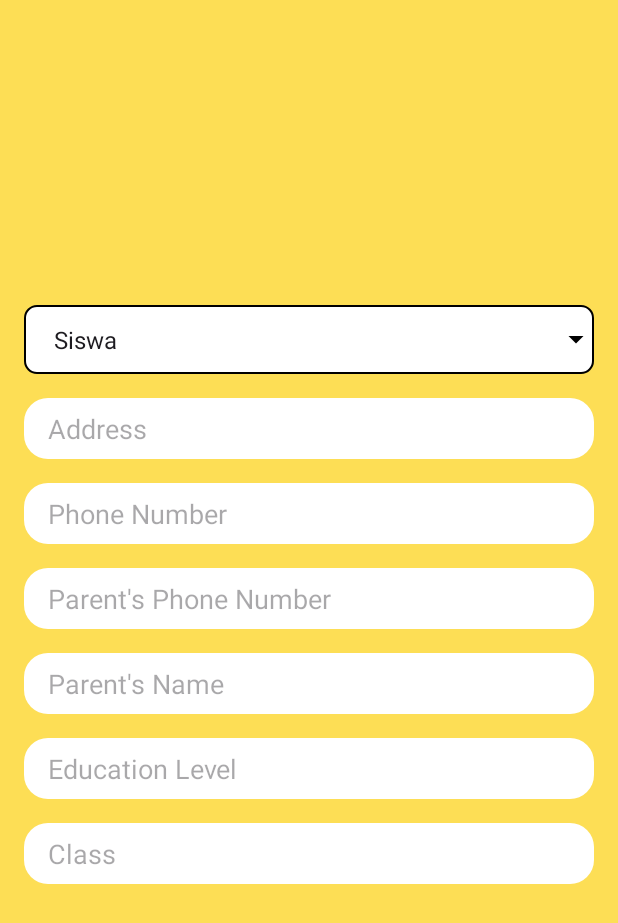
After one commit to TutorDonk/mobile_app, an Android app: the RegisterActivity screen opened directly, with no data from a screen before it, on a phone screen of 412 x 824 dp. The commit adds this screen. Shown: the top 923 px of the screen. Run offline under Robolectric (Android 15) with nearby library versions, the phone set to English and light mode, and no system bars.

Commit message:
feat: done register page after redirected from google auth

```diff
--- a/app/src/main/AndroidManifest.xml
+++ b/app/src/main/AndroidManifest.xml
@@ -13,6 +13,9 @@
         android:theme="@style/Theme.TutorDon"
         tools:targetApi="31">
         <activity
+            android:name=".view.register.RegisterActivity"
+            android:exported="false" />
+        <activity
             android:name=".view.main.MainActivity"
             android:exported="true">
             <intent-filter>
--- a/app/src/main/java/com/bangkit/tutordonk/view/main/MainActivity.kt
+++ b/app/src/main/java/com/bangkit/tutordonk/view/main/MainActivity.kt
@@ -1,5 +1,6 @@
 package com.bangkit.tutordonk.view.main
 
+import android.content.Intent
 import android.os.Build
 import android.os.Bundle
 import android.view.WindowInsets
@@ -9,8 +10,8 @@ import android.widget.ImageView
 import android.widget.TextView
 import androidx.appcompat.app.AppCompatActivity
 import com.bangkit.tutordonk.R
+import com.bangkit.tutordonk.view.register.RegisterActivity
 import com.google.android.material.button.MaterialButton
-
 
 class MainActivity : AppCompatActivity() {
 
@@ -22,7 +23,7 @@ class MainActivity : AppCompatActivity() {
         setupView()
     }
 
-    private fun setupComponent(){
+    private fun setupComponent() {
         val slideInAnimation = AnimationUtils.loadAnimation(this, R.anim.slide_in_bottom)
         val fadeInAnimation = AnimationUtils.loadAnimation(this, R.anim.fade_in)
 
@@ -35,8 +36,12 @@ class MainActivity : AppCompatActivity() {
         welcomeText.startAnimation(fadeInAnimation)
         googleSignInButton.startAnimation(slideInAnimation)
         registerButton.startAnimation(slideInAnimation)
+
+        registerButton.setOnClickListener {
+            val intent = Intent(this, RegisterActivity::class.java)
+            startActivity(intent)
+        }
     }
-
 
     private fun setupView() {
         @Suppress("DEPRECATION")
--- /dev/null
+++ b/app/src/main/java/com/bangkit/tutordonk/view/register/RegisterActivity.kt
@@ -0,0 +1,95 @@
+package com.bangkit.tutordonk.view.register
+
+import android.os.Bundle
+import android.view.View
+import android.view.animation.AnimationUtils
+import android.widget.AdapterView
+import android.widget.ArrayAdapter
+import android.widget.EditText
+import android.widget.Spinner
+import androidx.appcompat.app.AppCompatActivity
+import androidx.core.view.ViewCompat
+import androidx.core.view.WindowInsetsCompat
+import com.bangkit.tutordonk.R
+
+class RegisterActivity : AppCompatActivity() {
+
+    private lateinit var studentFields: View
+    private lateinit var teacherFields: View
+    private lateinit var roleSpinner: Spinner
+
+    override fun onCreate(savedInstanceState: Bundle?) {
+        super.onCreate(savedInstanceState)
+        setContentView(R.layout.activity_register)
+        ViewCompat.setOnApplyWindowInsetsListener(findViewById(R.id.main)) { v, insets ->
+            val systemBars = insets.getInsets(WindowInsetsCompat.Type.systemBars())
+            v.setPadding(systemBars.left, systemBars.top, systemBars.right, systemBars.bottom)
+            insets
+        }
+
+        // Initialize fields
+        studentFields = findViewById(R.id.student_fields)
+        teacherFields = findViewById(R.id.teacher_fields)
+        roleSpinner = findViewById(R.id.spinner_role)
+
+        // Set up the Spinner
+        val roles = resources.getStringArray(R.array.roles_array)
+        val adapter = ArrayAdapter(this, android.R.layout.simple_spinner_item, roles)
+        adapter.setDropDownViewResource(android.R.layout.simple_spinner_dropdown_item)
+        roleSpinner.adapter = adapter
+
+        roleSpinner.onItemSelectedListener = object : AdapterView.OnItemSelectedListener {
+            override fun onItemSelected(parent: AdapterView<*>, view: View?, position: Int, id: Long) {
+                val selectedRole = parent.getItemAtPosition(position).toString()
+                switchRoleFields(selectedRole)
+            }
+
+            override fun onNothingSelected(parent: AdapterView<*>) {
+                // Do nothing
+            }
+        }
+    }
+
+    private fun switchRoleFields(role: String) {
+        val slideIn = AnimationUtils.loadAnimation(this, R.anim.slide_in)
+        val slideOut = AnimationUtils.loadAnimation(this, R.anim.slide_out)
+
+        when (role) {
+            "Siswa" -> {
+                teacherFields.startAnimation(slideOut)
+                teacherFields.visibility = View.GONE
+                studentFields.visibility = View.VISIBLE
+                studentFields.startAnimation(slideIn)
+            }
+            "Pengajar" -> {
+                studentFields.startAnimation(slideOut)
+                studentFields.visibility = View.GONE
+                teacherFields.visibility = View.VISIBLE
+                teacherFields.startAnimation(slideIn)
+            }
+        }
+    }
+
+    private fun submitData() {
+        val address = findViewById<EditText>(R.id.et_address).text.toString()
+        val phoneNumber = findViewById<EditText>(R.id.et_phone_number).text.toString()
+        val role = roleSpinner.selectedItem.toString()
+
+        if (role == "Siswa") {
+            val parentPhoneNumber = findViewById<EditText>(R.id.et_parent_phone_number).text.toString()
+            val parentName = findViewById<EditText>(R.id.et_parent_name).text.toString()
+            val educationLevel = findViewById<EditText>(R.id.et_education_level).text.toString()
+            val classLevel = findViewById<EditText>(R.id.et_class).text.toString()
+
+            // Handle student data submission
+            // Submit student data to backend or Firebase
+
+        } else if (role == "Pengajar") {
+            val subjects = findViewById<EditText>(R.id.et_subjects).text.toString()
+            val certifications = findViewById<EditText>(R.id.et_certifications).text.toString()
+
+            // Handle teacher data submission
+            // Submit teacher data to backend or Firebase
+        }
+    }
+}
--- /dev/null
+++ b/app/src/main/res/drawable/ic_arrow_down.xml
@@ -0,0 +1,10 @@
+<?xml version="1.0" encoding="utf-8"?>
+<vector xmlns:android="http://schemas.android.com/apk/res/android"
+    android:width="24dp"
+    android:height="24dp"
+    android:viewportWidth="24"
+    android:viewportHeight="24">
+    <path
+        android:fillColor="#000"
+        android:pathData="M7,10l5,5 5,-5z" />
+</vector>
--- /dev/null
+++ b/app/src/main/res/drawable/rounded_edittext.xml
@@ -0,0 +1,6 @@
+<?xml version="1.0" encoding="utf-8"?>
+<shape xmlns:android="http://schemas.android.com/apk/res/android">
+    <solid android:color="@color/white" />
+    <corners android:radius="16dp" />
+    <padding android:left="16dp" android:top="8dp" android:right="16dp" android:bottom="8dp" />
+</shape>
--- /dev/null
+++ b/app/src/main/res/drawable/rounded_spinner_background.xml
@@ -0,0 +1,9 @@
+<?xml version="1.0" encoding="utf-8"?>
+<shape xmlns:android="http://schemas.android.com/apk/res/android"
+    android:shape="rectangle">
+    <solid android:color="@android:color/white" />
+    <corners android:radius="8dp" />
+    <stroke
+        android:width="1dp"
+        android:color="@android:color/black" />
+</shape>
--- /dev/null
+++ b/app/src/main/res/drawable/rounded_spinner_with_arrow.xml
@@ -0,0 +1,8 @@
+<?xml version="1.0" encoding="utf-8"?>
+<layer-list xmlns:android="http://schemas.android.com/apk/res/android">
+    <item android:drawable="@drawable/rounded_spinner_background" />
+    <item
+        android:drawable="@drawable/ic_arrow_down"
+        android:gravity="end|center_vertical"
+        android:paddingEnd="8dp" />
+</layer-list>
--- a/app/src/main/res/layout/activity_main.xml
+++ b/app/src/main/res/layout/activity_main.xml
@@ -1,3 +1,4 @@
+<?xml version="1.0" encoding="utf-8"?>
 <LinearLayout xmlns:android="http://schemas.android.com/apk/res/android"
     xmlns:tools="http://schemas.android.com/tools"
     android:id="@+id/main"
--- /dev/null
+++ b/app/src/main/res/layout/activity_register.xml
@@ -0,0 +1,126 @@
+<?xml version="1.0" encoding="utf-8"?>
+<androidx.constraintlayout.widget.ConstraintLayout xmlns:android="http://schemas.android.com/apk/res/android"
+    xmlns:app="http://schemas.android.com/apk/res-auto"
+    android:layout_width="match_parent"
+    android:layout_height="match_parent"
+    android:background="@color/soft_yellow">
+
+    <androidx.constraintlayout.widget.ConstraintLayout
+        android:id="@+id/main"
+        android:layout_width="0dp"
+        android:layout_height="0dp"
+        android:padding="16dp"
+        app:layout_constraintTop_toTopOf="parent"
+        app:layout_constraintBottom_toBottomOf="parent"
+        app:layout_constraintStart_toStartOf="parent"
+        app:layout_constraintEnd_toEndOf="parent">
+
+        <LinearLayout
+            android:layout_width="0dp"
+            android:layout_height="wrap_content"
+            android:gravity="center_horizontal"
+            android:orientation="vertical"
+            app:layout_constraintTop_toTopOf="parent"
+            app:layout_constraintBottom_toBottomOf="parent"
+            app:layout_constraintStart_toStartOf="parent"
+            app:layout_constraintEnd_toEndOf="parent">
+
+            <!-- Role Selection Spinner -->
+            <Spinner
+                android:id="@+id/spinner_role"
+                android:layout_width="match_parent"
+                android:layout_height="wrap_content"
+                android:layout_marginBottom="16dp"
+                android:background="@drawable/rounded_spinner_with_arrow"
+                android:entries="@array/roles_array"
+                android:gravity="center_vertical"
+                android:padding="12dp"
+                android:popupBackground="@color/white"
+                android:spinnerMode="dropdown" />
+
+            <!-- Common Fields -->
+            <EditText
+                android:id="@+id/et_address"
+                android:layout_width="match_parent"
+                android:layout_height="wrap_content"
+                android:layout_marginBottom="16dp"
+                android:background="@drawable/rounded_edittext"
+                android:hint="@string/address" />
+
+            <EditText
+                android:id="@+id/et_phone_number"
+                android:layout_width="match_parent"
+                android:layout_height="wrap_content"
+                android:layout_marginBottom="16dp"
+                android:background="@drawable/rounded_edittext"
+                android:hint="@string/phone_number" />
+
+            <!-- Student Specific Fields -->
+            <LinearLayout
+                android:id="@+id/student_fields"
+                android:layout_width="match_parent"
+                android:layout_height="wrap_content"
+                android:layout_marginBottom="16dp"
+                android:orientation="vertical">
+
+                <EditText
+                    android:id="@+id/et_parent_phone_number"
+                    android:layout_width="match_parent"
+                    android:layout_height="wrap_content"
+                    android:layout_marginBottom="16dp"
+                    android:background="@drawable/rounded_edittext"
+                    android:hint="@string/parent_s_phone_number" />
+
+                <EditText
+                    android:id="@+id/et_parent_name"
+                    android:layout_width="match_parent"
+                    android:layout_height="wrap_content"
+                    android:layout_marginBottom="16dp"
+                    android:background="@drawable/rounded_edittext"
+                    android:hint="@string/parent_s_name" />
+
+                <EditText
+                    android:id="@+id/et_education_level"
+                    android:layout_width="match_parent"
+                    android:layout_height="wrap_content"
+                    android:layout_marginBottom="16dp"
+                    android:background="@drawable/rounded_edittext"
+                    android:hint="@string/education_level" />
+
+                <EditText
+                    android:id="@+id/et_class"
+                    android:layout_width="match_parent"
+                    android:layout_height="wrap_content"
+                    android:layout_marginBottom="16dp"
+                    android:background="@drawable/rounded_edittext"
+                    android:hint="@string/kelas" />
+            </LinearLayout>
+
+            <!-- Teacher Specific Fields -->
+            <LinearLayout
+                android:id="@+id/teacher_fields"
+                android:layout_width="match_parent"
+                android:layout_height="wrap_content"
+                android:layout_marginBottom="16dp"
+                android:orientation="vertical"
+                android:visibility="gone">
+
+                <EditText
+                    android:id="@+id/et_subjects"
+                    android:layout_width="match_parent"
+                    android:layout_height="wrap_content"
+                    android:layout_marginBottom="16dp"
+                    android:background="@drawable/rounded_edittext"
+                    android:hint="@string/subjects_comma_separated" />
+
+                <EditText
+                    android:id="@+id/et_certifications"
+                    android:layout_width="match_parent"
+                    android:layout_height="wrap_content"
+                    android:layout_marginBottom="16dp"
+                    android:background="@drawable/rounded_edittext"
+                    android:hint="@string/certifications_achievements_comma_separated" />
+            </LinearLayout>
+        </LinearLayout>
+    </androidx.constraintlayout.widget.ConstraintLayout>
+</androidx.constraintlayout.widget.ConstraintLayout>
--- a/app/src/main/res/values/strings.xml
+++ b/app/src/main/res/values/strings.xml
@@ -4,5 +4,19 @@
     <string name="google_sign_in">Sign in with Google</string>
     <string name="register">Register</string>
     <string name="or">OR</string>
+    <string name="role_prompt">Select Role</string>
+    <string-array name="roles_array">
+        <item>Siswa</item>
+        <item>Pengajar</item>
+    </string-array>
     <string name="logo_description">App Logo</string>
+    <string name="address">Address</string>
+    <string name="phone_number">Phone Number</string>
+    <string name="parent_s_phone_number">Parent\'s Phone Number</string>
+    <string name="parent_s_name">Parent\'s Name</string>
+    <string name="education_level">Education Level</string>
+    <string name="subjects_comma_separated">Subjects (comma-separated)</string>
+    <string name="certifications_achievements_comma_separated">Certifications/Achievements (comma-separated)</string>
+    <string name="kelas">Class</string>
+    <string name="dropdown_icon">Dropdown Icon</string>
 </resources>
```
Also changed, not shown: app/src/main/res/anim/slide_in.xml (added, +11 -0 lines), app/src/main/res/anim/slide_out.xml (added, +11 -0 lines).
